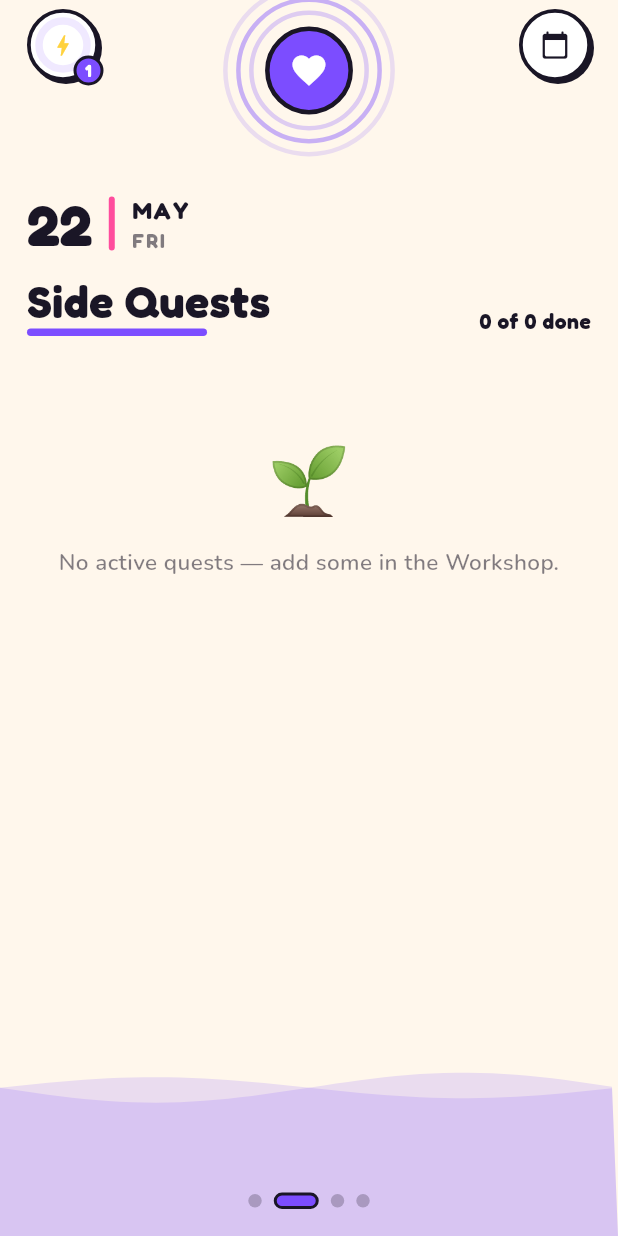
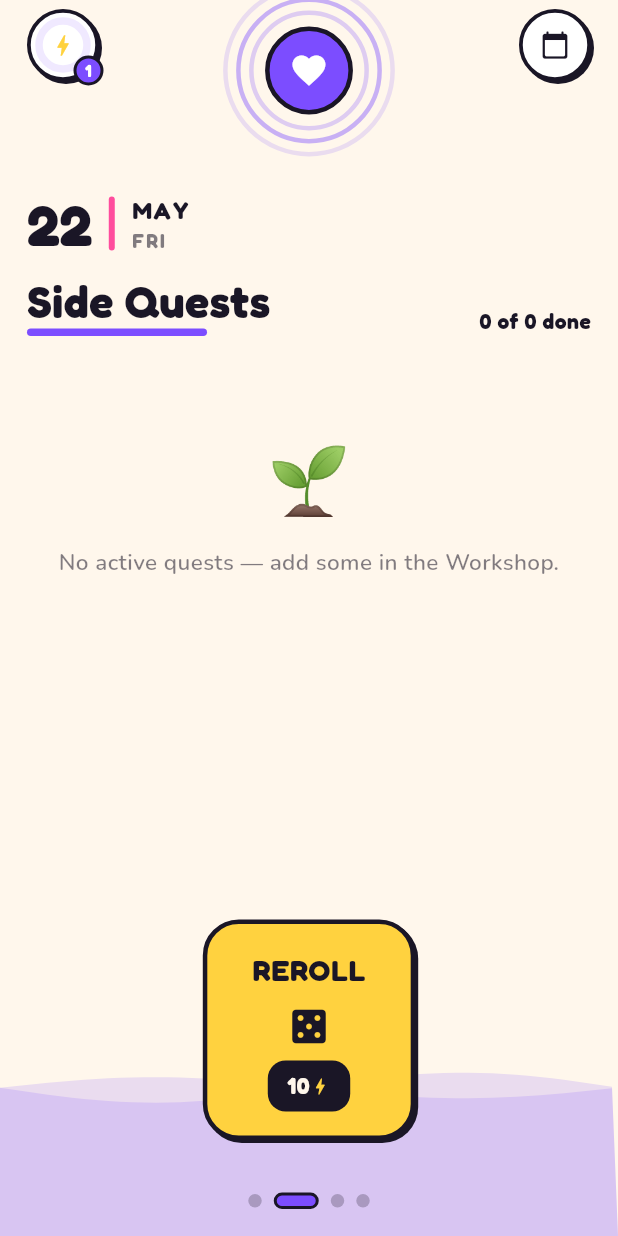
Before and after one commit to aristocrat71/OptiLife, a Flutter app: the screen it shows after launch, on a phone screen of 412 x 824 dp. Run offline on Flutter 3.47's test engine with Material 3 defaults, Android fonts, the phone set to English and light mode, and no system bars; our stand-ins replace drift, flutter_riverpod; accounts and stored records are empty; generated files the repository leaves out were written again.

Commit message:
fix: vertical scrolling problem resolved: quests reside inside a nested scrollable container while everything else is static

```diff
--- a/lib/screens/side_quest_page.dart
+++ b/lib/screens/side_quest_page.dart
@@ -66,18 +66,29 @@ class _SideQuestPageState extends ConsumerState<SideQuestPage> {
         const SizedBox(height: 16),
         _header(quests.asData?.value),
         const SizedBox(height: 16),
+        // The quest cards live in their own scrollable box (so a long list
+        // scrolls internally). Dragging inside it scrolls; dragging anywhere
+        // outside it (date, header, reroll, margins) changes the day.
         if (isFuture)
-          _empty('🔮', 'Side Quests not determined.\nThey roll on the day itself.')
+          Expanded(
+            child: _empty(
+                '🔮', 'Side Quests not determined.\nThey roll on the day itself.'),
+          )
         else
-          quests.when(
-            loading: () => const Padding(
-                padding: EdgeInsets.only(top: 40),
-                child: Center(child: CircularProgressIndicator())),
+          Expanded(
+            child: quests.when(
+              loading: () =>
+                  const Center(child: CircularProgressIndicator()),
               error: (e, _) => Text('$e', style: AppType.body),
               data: (list) => list.isEmpty
-                ? _empty('🌱',
-                    isPast ? 'No quests were rolled this day.' : 'No active quests — add some in the Workshop.')
-                : Column(
+                  ? _empty(
+                      '🌱',
+                      isPast
+                          ? 'No quests were rolled this day.'
+                          : 'No active quests — add some in the Workshop.')
+                  : ListView(
+                      physics: const BouncingScrollPhysics(),
+                      padding: EdgeInsets.zero,
                       children: [
                         for (final rq in list) ...[
                           QuestCard(
@@ -90,10 +101,15 @@ class _SideQuestPageState extends ConsumerState<SideQuestPage> {
                           ),
                           const SizedBox(height: 14),
                         ],
-                      if (!isPast) _rerollButton(),
                       ],
                     ),
             ),
+          ),
+        // Reroll sits below the box — part of the day-change (outside) zone.
+        if (!isPast && !isFuture) ...[
+          const SizedBox(height: 16),
+          _rerollButton(),
+        ],
       ],
     );
   }
@@ -122,30 +138,32 @@ class _SideQuestPageState extends ConsumerState<SideQuestPage> {
   }
 
   Widget _rerollButton() {
-    // Wide horizontal pill pinned below the list (design §5).
-    return GestureDetector(
+    return Center(
+      child: GestureDetector(
         onTap: _onReroll,
         child: Container(
-        padding: const EdgeInsets.symmetric(horizontal: 20, vertical: 13),
+          padding: const EdgeInsets.symmetric(horizontal: 30, vertical: 16),
           decoration:
-            popSurface(fill: AppColors.energy, radius: AppRadii.pill, stroke: 3),
-        child: Row(mainAxisAlignment: MainAxisAlignment.center, children: [
-          const Icon(Icons.casino_rounded, size: 22, color: AppColors.ink),
-          const SizedBox(width: 10),
-          Text('REROLL TODAY', style: AppType.label.copyWith(fontSize: 16)),
-          const SizedBox(width: 10),
+              popSurface(fill: AppColors.energy, radius: AppRadii.lg, stroke: 3),
+          child: Column(mainAxisSize: MainAxisSize.min, children: [
+            Text('REROLL', style: AppType.label.copyWith(fontSize: 20)),
+            const SizedBox(height: 8),
+            const Icon(Icons.casino_rounded, size: 30, color: AppColors.ink),
+            const SizedBox(height: 8),
             Container(
-            padding: const EdgeInsets.symmetric(horizontal: 10, vertical: 4),
+              padding: const EdgeInsets.symmetric(horizontal: 13, vertical: 6),
               decoration: BoxDecoration(
-                color: AppColors.ink, borderRadius: AppRadii.r(AppRadii.sm)),
+                  color: AppColors.ink,
+                  borderRadius: AppRadii.r(AppRadii.sm)),
               child: Row(mainAxisSize: MainAxisSize.min, children: [
-              Text('-10',
+                Text('10',
                     style: AppType.label
-                      .copyWith(fontSize: 13, color: AppColors.cream)),
-              const Icon(Icons.bolt, size: 13, color: AppColors.energy),
+                        .copyWith(fontSize: 15, color: AppColors.cream)),
+                const Icon(Icons.bolt, size: 14, color: AppColors.energy),
               ]),
             ),
           ]),
+        ),
       ),
     );
   }
```
Lines whose indentation alone changed are shown as unchanged.
